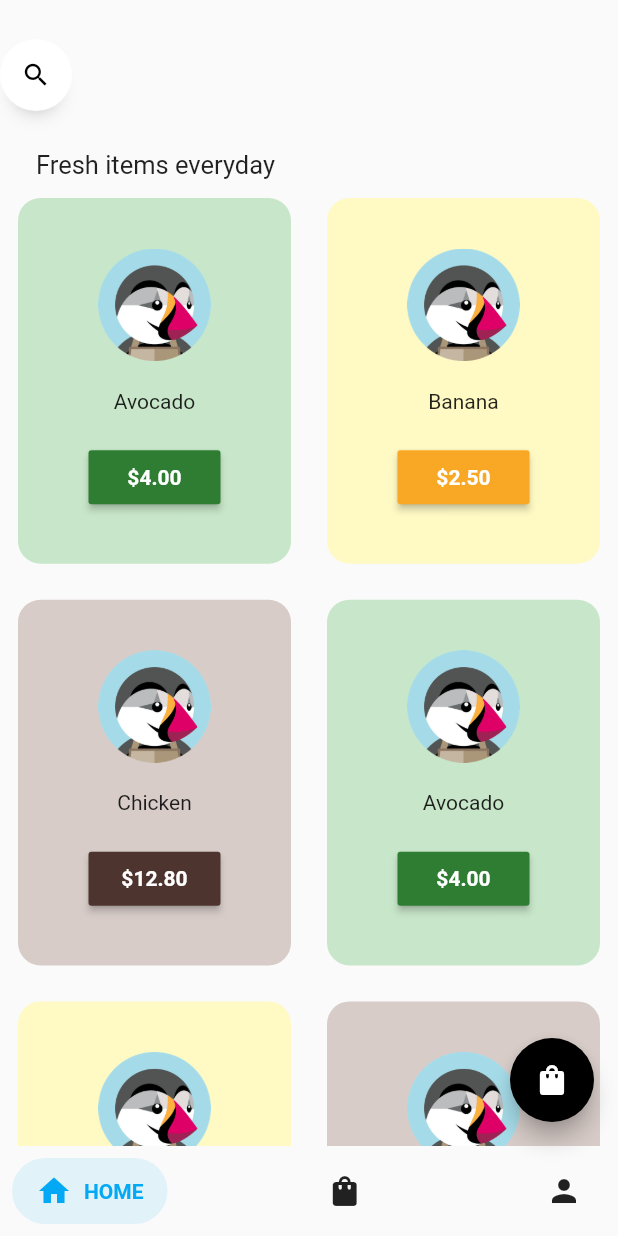
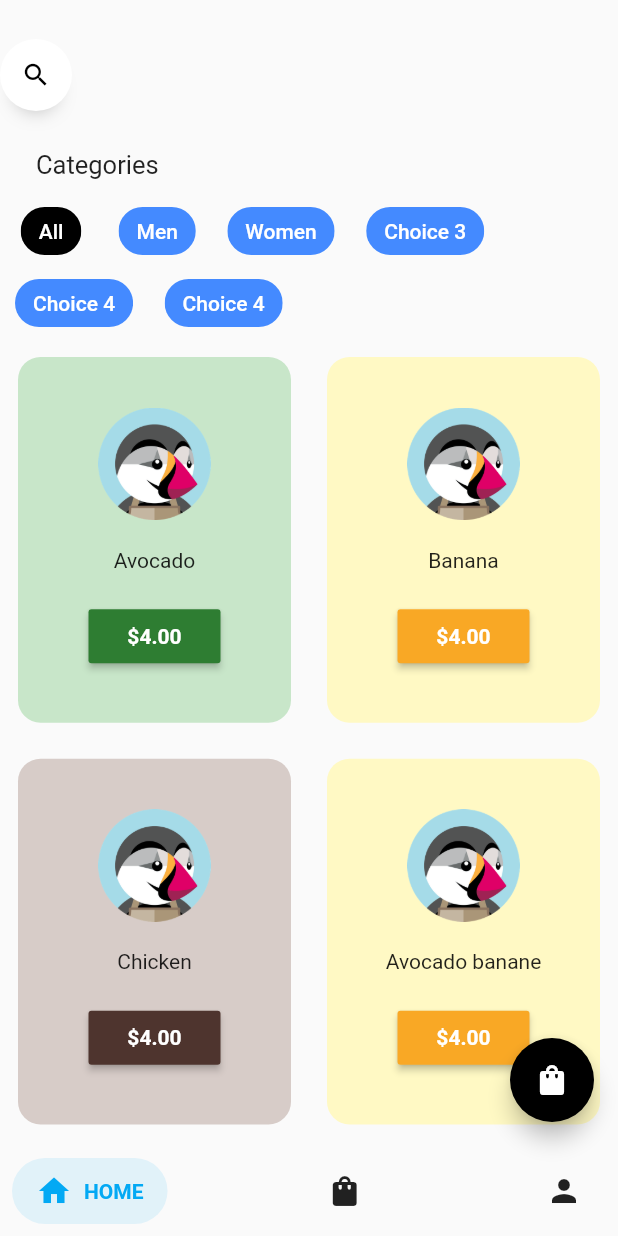
Before and after one commit to ghezal0n/PrestaShop, a Flutter app: the screen it shows after launch, after a tap on "Sign In", on a phone screen of 412 x 824 dp. Run offline on Flutter 3.47's test engine with Material 2 defaults, Android fonts, the phone set to English and light mode, and no system bars; drawn by our look-alikes of anim_search_bar; our stand-ins replace google_fonts; missing offline and left inert: animation_search_bar; network calls fail.

Commit message:
update search

```diff
--- a/lib/model/cardModel.dart
+++ b/lib/model/cardModel.dart
@@ -3,13 +3,50 @@ import 'package:flutter/material.dart';
 class CartModel extends ChangeNotifier {
   final List _shopItems = [
     // itemName, itemPrice, imagePath, color
-    ['Avocado', '4.00', "assets/image/Logo.png", Colors.green],
-    ['Banana', '2.50', "assets/image/Logo.png", Colors.yellow],
-    ['Chicken', '12.80', "assets/image/Logo.png", Colors.brown],
-    ['Avocado', '4.00', "assets/image/Logo.png", Colors.green],
-    ['Banana', '2.50', "assets/image/Logo.png", Colors.yellow],
-    ['Chicken', '12.80', "assets/image/Logo.png", Colors.brown],
-    ['Water', '1.00', "assets/image/Logo.png", Colors.blue]
+    {
+      'name': 'Avocado',
+      'price':'4.00',
+      'image':'assets/image/Logo.png',
+      'color':Colors.green,
+    },
+    {
+      'name': 'Banana',
+      'price':'4.00',
+      'image':'assets/image/Logo.png',
+      'color':Colors.yellow,
+    },
+    {
+      'name': 'Chicken',
+      'price':'4.00',
+      'image':'assets/image/Logo.png',
+      'color':Colors.brown,
+    },
+    {
+      'name': 'Avocado banane',
+      'price':'4.00',
+      'image':'assets/image/Logo.png',
+      'color':Colors.yellow,
+    },
+    {
+      'name': 'Banana',
+      'price':'4.00',
+      'image':'assets/image/Logo.png',
+      'color':Colors.yellow,
+    },
+    {
+      'name': 'Water',
+      'price':'1.00',
+      'image':'assets/image/Logo.png',
+      'color':Colors.blue,
+    },
+
+    // ['Avocado', '4.00', "assets/image/Logo.png", Colors.green],
+    // ['Banana', '2.50', "assets/image/Logo.png", Colors.yellow],
+    // ['Chicken', '12.80', "assets/image/Logo.png", Colors.brown],
+    // ['Avocado', '4.00', "assets/image/Logo.png", Colors.green],
+    // ['Banana', '2.50', "assets/image/Logo.png", Colors.yellow],
+    // ['Chicken', '12.80', "assets/image/Logo.png", Colors.brown],
+    // ['Water', '1.00', "assets/image/Logo.png", Colors.blue]
   ];
 
   final List _cartItems = [];
@@ -30,7 +67,7 @@ class CartModel extends ChangeNotifier {
   String calculTotal() {
     double total = 0;
     for (int i = 0; i < _cartItems.length; i++) {
-      total += double.parse(_cartItems[i][1]);
+      total += double.parse(_cartItems[i]['price']);
     }
 
     return total.toStringAsFixed(2);
--- a/lib/pages/appBar.dart
+++ b/lib/pages/appBar.dart
@@ -37,21 +37,18 @@ class _MyAppState extends State<MyAppBar> {
           currentIndex: _currentIndex,
           onTap: (i) => setState(() => _currentIndex = i),
           items: [
-            /// Home
             SalomonBottomBarItem(
               icon: Icon(Icons.home),
               title: Text("HOME"),
               selectedColor: Colors.lightBlue,
             ),
 
-            /// Likes
             SalomonBottomBarItem(
               icon: Icon(Icons.shopping_bag),
-              title: Text("CARD"),
+              title: Text("CART"),
               selectedColor: Colors.blue,
             ),
 
-            /// Profile
             SalomonBottomBarItem(
               icon: Icon(Icons.person),
               title: Text("PROFILE"),
--- a/lib/pages/homePage.dart
+++ b/lib/pages/homePage.dart
@@ -1,3 +1,5 @@
+import 'dart:async';
+
 import 'package:anim_search_bar/anim_search_bar.dart';
 import 'package:animation_search_bar/animation_search_bar.dart';
 import 'package:flutter/material.dart';
@@ -18,21 +20,43 @@ class HomePage extends StatefulWidget {
   State<HomePage> createState() => _HomeState();
 }
 
+class Data {
+  String label;
+  Color color;
+
+  Data(this.label, this.color);
+}
+
 class _HomeState extends State<HomePage> {
   late TextEditingController controller;
-
-  //TextEditingController controller = TextEditingController();
+  int _choiceIndex = 0;
+  final List<Data> _choiceChipsList = [
+    Data("All", Colors.blueAccent),
+    Data("Men", Colors.blueAccent),
+    Data("Women", Colors.blueAccent),
+    Data("Choice 3", Colors.blueAccent),
+    Data("Choice 4", Colors.blueAccent),
+    Data("Choice 4", Colors.blueAccent),
+  ];
+  List _searchResult = [];
+  bool _firstRender = true;
   @override
   void initState() {
     super.initState();
     controller = TextEditingController();
+
+
+    //TextEditingController controller = TextEditingController();
   }
 
-  void performSearch(String searchTerm) {
-    setState(() {});
+  void performSearch(List items, String searchTerm) {
+    setState(() {
+      _searchResult = searchItems(items, searchTerm);
+    });
   }
 
-  void navigateToProductDetail(String imagePath, String itemName, itemPrice, String itemDescription) {
+  void navigateToProductDetail(
+      String imagePath, String itemName, itemPrice, String itemDescription) {
     Navigator.of(context).push(
       MaterialPageRoute(
         builder: (context) => ProductDetailPage(
@@ -45,9 +69,26 @@ class _HomeState extends State<HomePage> {
     );
   }
 
+  List searchItems(List items, String search) {
+    List searchResult = [];
+    items.forEach((element) {
+      if (element['name'].contains(search)) {
+        searchResult.add(element);
+      }
+    });
+    return searchResult;
+  }
 
   @override
   Widget build(BuildContext context) {
+    final cartModel = Provider.of<CartModel>(context);
+
+    if (_firstRender) {
+      setState(() {
+        _searchResult = cartModel.shopItems;
+        _firstRender = false;
+      });
+    }
     return Scaffold(
       floatingActionButton: FloatingActionButton(
         onPressed: () => Navigator.push(
@@ -62,11 +103,8 @@ class _HomeState extends State<HomePage> {
         child: const Icon(Icons.shopping_bag),
       ),
       body: SafeArea(
-        child: Column(
-          crossAxisAlignment: CrossAxisAlignment.start,
-          children: [
-            //const SizedBox(height: 40),
-            /* const SizedBox(height: 4),
+        //const SizedBox(height: 40),
+        /* const SizedBox(height: 4),
             Padding(
               padding: const EdgeInsets.symmetric(horizontal: 24.0),
               child: Text(
@@ -78,19 +116,21 @@ class _HomeState extends State<HomePage> {
               ),
             ),*/
 
-            /*AnimationSearchBar(
+        /*AnimationSearchBar(
                 backIconColor: Colors.black,
                 centerTitle: 'App Title',
                 onChanged: (text) => debugPrint(text),
                 searchTextEditingController: controller,
                 horizontalPadding: 5),*/
 
-            //const SizedBox(height: 24),
-            /*const Padding(
+        //const SizedBox(height: 24),
+        /*const Padding(
               padding: EdgeInsets.symmetric(horizontal: 24.0),
               child: Divider(),
             ),*/
-
+        child: Column(
+          crossAxisAlignment: CrossAxisAlignment.start,
+          children: [
             AnimSearchBar(
               width: MediaQuery.of(context).size.width,
               textController: controller,
@@ -101,60 +141,81 @@ class _HomeState extends State<HomePage> {
               },
               helpText: "Search..",
               onSubmitted: (String searchTerm) {
-                performSearch(searchTerm);
+                performSearch(cartModel.shopItems, searchTerm);
               },
               autoFocus: true,
               closeSearchOnSuffixTap: true,
               rtl: true,
             ),
-            //const SizedBox(height: 24),
-            const Padding(
+            Padding(
               padding: EdgeInsets.symmetric(horizontal: 24.0),
               child: Text(
-                'Fresh items everyday',
+                'Categories',
                 style: TextStyle(
                   fontSize: 17,
                 ),
               ),
             ),
-
+            const SizedBox(height: 10),
+            Wrap(
+              spacing: 6,
+              direction: Axis.horizontal,
+              children: choiceChips(),
+            ),
             Expanded(
-                child: Consumer<CartModel>(builder: (context, value, child) {
-              return GridView.builder(
-                itemCount: value.shopItems.length,
+              child: GridView.builder(
+                itemCount: _searchResult.length,
                 gridDelegate: const SliverGridDelegateWithFixedCrossAxisCount(
                   crossAxisCount: 2,
                   childAspectRatio: 1 / 1.3,
                 ),
                 itemBuilder: (context, index) {
                   return GroceryItemTile(
-                    itemName: value.shopItems[index][0],
-                    itemPrice: value.shopItems[index][1],
-                    imagePath: value.shopItems[index][2],
-                    color: value.shopItems[index][3],
+                    itemName: _searchResult[index]['name'],
+                    itemPrice: _searchResult[index]['price'],
+                    imagePath: _searchResult[index]['image'],
+                    color: _searchResult[index]['color'],
                     onNavigateToDetail: () {
                       navigateToProductDetail(
-                        value.shopItems[index][2], // ImagePath
-                        value.shopItems[index][0], // NomProduit
-                        value.shopItems[index][1], // NomProduit
+                        _searchResult[index]['image'], // ImagePath
+                        _searchResult[index]['name'], // NomProduit
+                        _searchResult[index]['price'], // NomProduit
                         "Description du produit", // Description du produit (remplacez-la par la description réelle si vous en avez une)
                       );
                     },
                     onAddToCart: () {
-                      Provider.of<CartModel>(
-                        context,
-                        listen: false,
-                      ).addItemToCart(index);
+                      cartModel.addItemToCart(index);
                     },
                   );
-
                 },
-              );
-            }))
-            //fresh items + grid
+              ),
+            ),
           ],
         ),
       ),
     );
   }
+
+  List<Widget> choiceChips() {
+    List<Widget> chips = [];
+    for (int i = 0; i < _choiceChipsList.length; i++) {
+      Widget item = Padding(
+        padding: const EdgeInsets.only(left: 10, right: 5),
+        child: ChoiceChip(
+          label: Text(_choiceChipsList[i].label),
+          labelStyle: const TextStyle(color: Colors.white),
+          backgroundColor: _choiceChipsList[i].color,
+          selected: _choiceIndex == i,
+          selectedColor: Colors.black,
+          onSelected: (bool value) {
+            setState(() {
+              _choiceIndex = i;
+            });
+          },
+        ),
+      );
+      chips.add(item);
+    }
+    return chips;
+  }
 }
```
Also changed, not shown: lib/pages/productDetail.dart (+57 -16 lines), lib/pages/profile.dart (+64 -27 lines).
